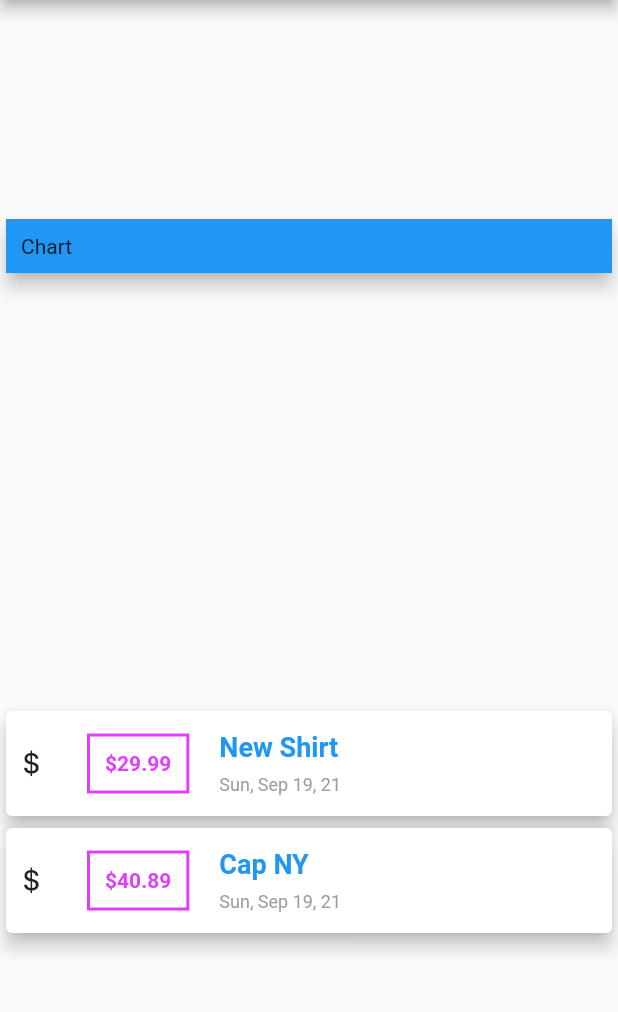
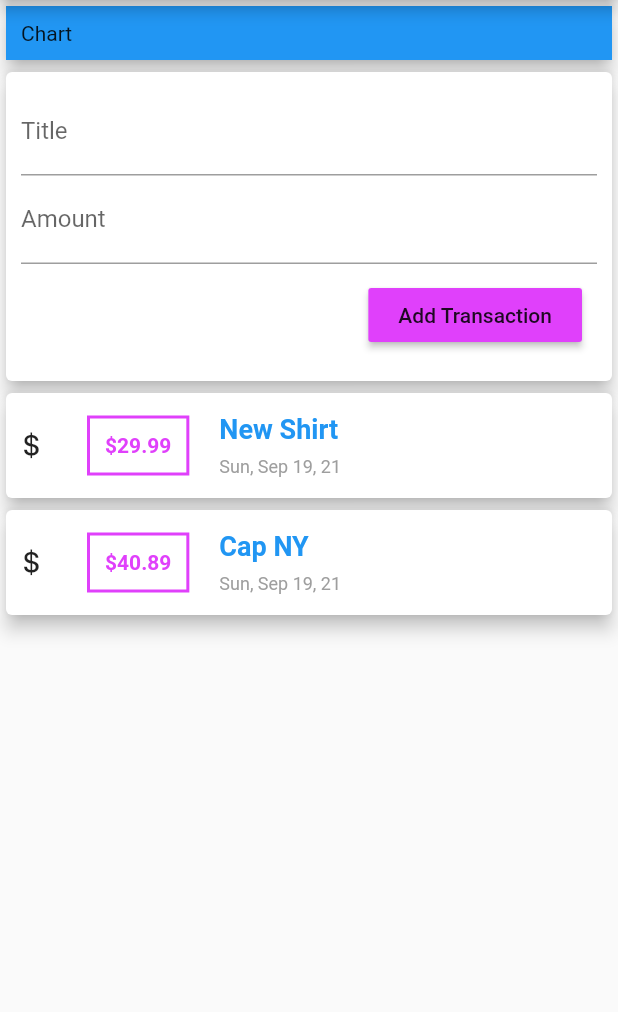
Before and after one commit to fadzlitown/belanja_app, a Flutter app: the screen it shows after launch, on a phone screen of 412 x 824 dp, the part 84-1096 px from its top. Run offline on Flutter 3.47's test engine with Material 2 defaults, Android fonts, the phone set to English and light mode, and no system bars.

Commit message:
Part 2 - TextField, onChanged & decoration - manual set value into variable

```diff
--- a/lib/main.dart
+++ b/lib/main.dart
@@ -1,5 +1,6 @@
 import 'package:flutter/cupertino.dart';
 import 'package:flutter/material.dart';
+import 'package:flutter/services.dart';
 import 'package:intl/intl.dart';
 
 import '../transaction.dart';
@@ -39,6 +40,9 @@ class MyHomePage extends StatelessWidget {
         id: '2', title: 'Cap NY', amount: 40.89, dateTime: DateTime.now())
   ];
 
+  String titleInput;
+  String amountInput;
+
   @override
   Widget build(BuildContext context) {
     return Scaffold(
@@ -49,7 +53,8 @@ class MyHomePage extends StatelessWidget {
 
             /// Column widget important in layout!
             ///mainAxisAlignment starting from top->bottom,
-            mainAxisAlignment: MainAxisAlignment.spaceAround,
+            // mainAxisAlignment: MainAxisAlignment.spaceAround,
+            mainAxisAlignment: MainAxisAlignment.start,
 
             ///crossAxisAlignment starting from left -> right. def is center
             crossAxisAlignment: CrossAxisAlignment.stretch,
@@ -65,6 +70,46 @@ class MyHomePage extends StatelessWidget {
                   width: double.infinity,
                   color: Colors.blue,
                   padding: EdgeInsets.all(10.0),
+                ),
+                elevation: 5,
+              ),
+              Card(
+                child: Container(
+                  margin: EdgeInsets.all(10),
+                  child: Column(
+                    crossAxisAlignment: CrossAxisAlignment.end,
+                    children: [
+                      TextField(
+                        ///onChanged: required a String function ({void Function(String) onChanged)
+                        onChanged: (val) {
+                          titleInput = val;
+                        },
+                        decoration: InputDecoration(
+                          labelText: 'Title',
+                        ),
+                      ),
+                      TextField(
+                        onChanged: (val) => amountInput = val,
+                        decoration: InputDecoration(labelText: 'Amount'),
+                      ),
+                      Container(
+                        margin: EdgeInsets.all(10),
+                        child: MaterialButton(
+                          onPressed: () {
+                            transactions.add(Transaction(
+                                id: '3',
+                                title: titleInput,
+                                amount: double.tryParse(amountInput),
+                                dateTime: DateTime.now()));
+                            print(transactions);
+                          },
+                          child: Text('Add Transaction'),
+                          padding: EdgeInsets.only(left: 20, right: 20),
+                          color: Colors.purpleAccent,
+                        ),
+                      )
+                    ],
+                  ),
                 ),
                 elevation: 5,
               ),
```
